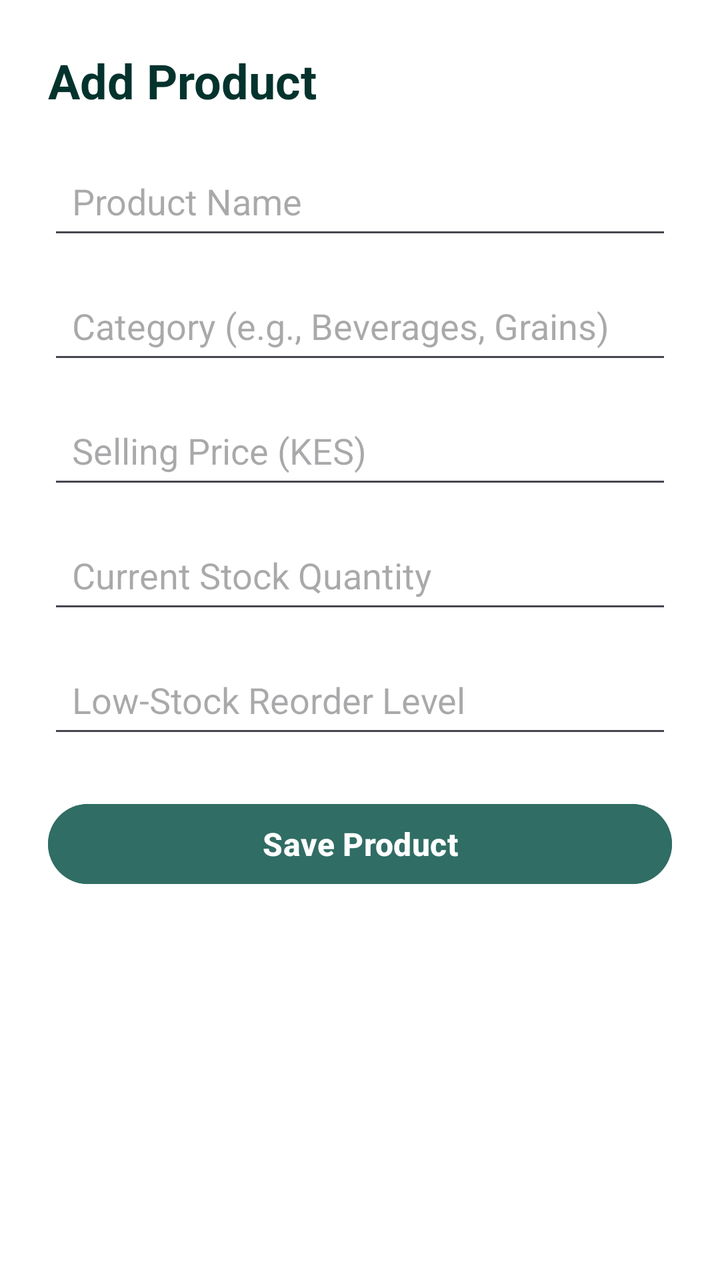
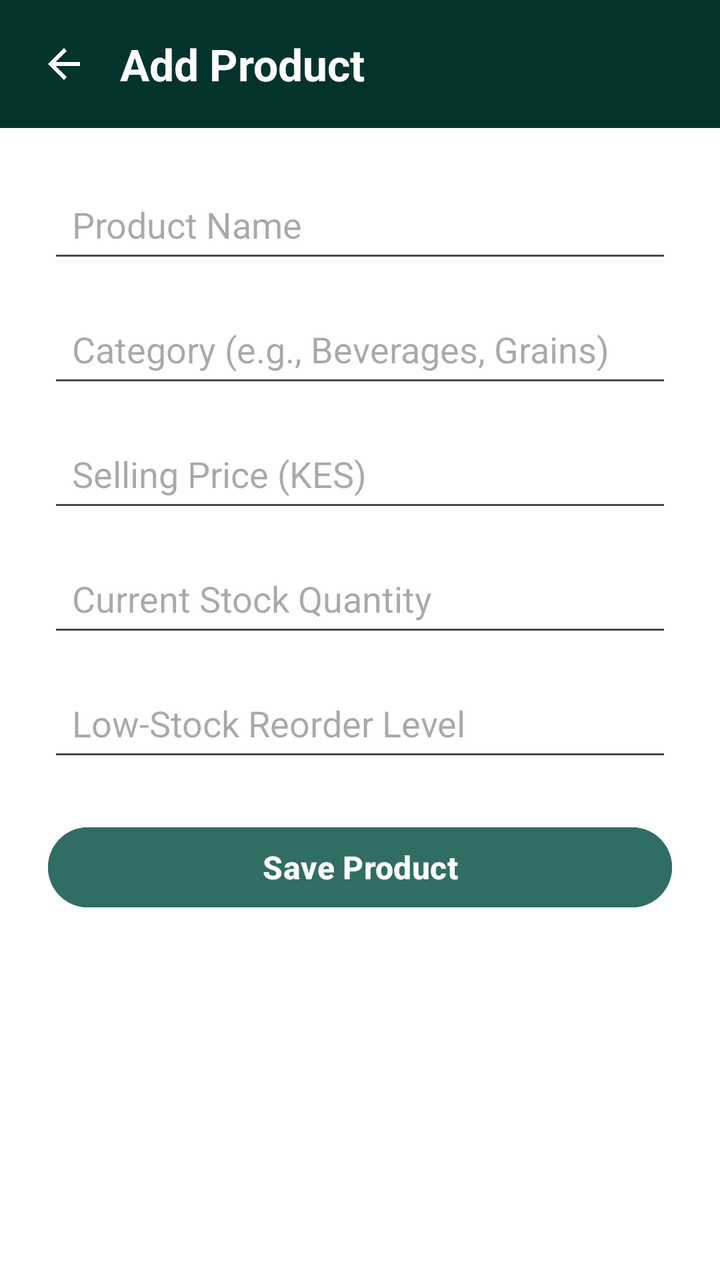

An Android layout rendered at two revisions. The XML below is the earlier revision; the diff shows what the commit changed to produce the second picture.
<!-- AndroidManifest.xml: application theme Theme.StockSense -->
<!-- res/layout/activity_add_edit_product.xml -->
<?xml version="1.0" encoding="utf-8"?>
<ScrollView xmlns:android="http://schemas.android.com/apk/res/android"
    android:layout_width="match_parent"
    android:layout_height="match_parent"
    android:fillViewport="true"
    android:background="@color/white">

    <LinearLayout
        android:layout_width="match_parent"
        android:layout_height="wrap_content"
        android:orientation="vertical"
        android:padding="24dp">

        
        <TextView
            android:id="@+id/tvAddEditTitle"
            android:layout_width="match_parent"
            android:layout_height="wrap_content"
            android:text="@string/title_add_product"
            android:textSize="24sp"
            android:textStyle="bold"
            android:textColor="@color/stocksense_dark"
            android:layout_marginBottom="20dp" />

        
        <EditText
            android:id="@+id/etProductName"
            android:layout_width="match_parent"
            android:layout_height="wrap_content"
            android:minHeight="48dp"
            android:hint="@string/hint_product_name"
            android:inputType="textCapWords"
            android:textColor="@color/stocksense_text"
            android:padding="12dp"
            android:layout_marginBottom="14dp" />

        
        <EditText
            android:id="@+id/etCategory"
            android:layout_width="match_parent"
            android:layout_height="wrap_content"
            android:minHeight="48dp"
            android:hint="@string/hint_category"
            android:inputType="textCapWords"
            android:textColor="@color/stocksense_text"
            android:padding="12dp"
            android:layout_marginBottom="14dp" />

        
        <EditText
            android:id="@+id/etPrice"
            android:layout_width="match_parent"
            android:layout_height="wrap_content"
            android:minHeight="48dp"
            android:hint="@string/hint_price"
            android:inputType="number"
            android:textColor="@color/stocksense_text"
            android:padding="12dp"
            android:layout_marginBottom="14dp" />

        
        <EditText
            android:id="@+id/etStock"
            android:layout_width="match_parent"
            android:layout_height="wrap_content"
            android:minHeight="48dp"
            android:hint="@string/hint_stock"
            android:inputType="number"
            android:textColor="@color/stocksense_text"
            android:padding="12dp"
            android:layout_marginBottom="14dp" />

        
        <EditText
            android:id="@+id/etReorderLevel"
            android:layout_width="match_parent"
            android:layout_height="wrap_content"
            android:minHeight="48dp"
            android:hint="@string/hint_reorder_level"
            android:inputType="number"
            android:textColor="@color/stocksense_text"
            android:padding="12dp"
            android:layout_marginBottom="24dp" />

        
        <Button
            android:id="@+id/btnSaveProduct"
            android:layout_width="match_parent"
            android:layout_height="wrap_content"
            android:minHeight="48dp"
            android:text="@string/btn_save_product"
            android:textColor="@color/white"
            android:backgroundTint="@color/stocksense_primary"
            android:textSize="16sp"
            android:textStyle="bold" />

    </LinearLayout>
</ScrollView>
<!-- resources referenced by this layout -->
<resources>
  <color name="stocksense_dark">#04332D</color>
  <color name="stocksense_primary">#306D64</color>
  <color name="stocksense_text">#040606</color>
  <color name="white">#FFFFFFFF</color>
  <string name="btn_save_product">Save Product</string>
  <string name="hint_category">Category (e.g., Beverages, Grains)</string>
  <string name="hint_price">Selling Price (KES)</string>
  <string name="hint_product_name">Product Name</string>
  <string name="hint_reorder_level">Low-Stock Reorder Level</string>
  <string name="hint_stock">Current Stock Quantity</string>
  <string name="title_add_product">Add Product</string>
  <style name="Theme.StockSense" parent="Base.Theme.StockSense" />
  <style name="Base.Theme.StockSense" parent="Theme.Material3.Light.NoActionBar">
          
          <item name="colorPrimary">@color/stocksense_primary</item>
          <item name="android:forceDarkAllowed" tools:targetApi="q">false</item>
      </style>
</resources>

<!-- the commit's change to res/layout/activity_add_edit_product.xml (unified diff, before → after) -->
@@ -1,26 +1,51 @@
 <?xml version="1.0" encoding="utf-8"?>
-<ScrollView xmlns:android="http://schemas.android.com/apk/res/android"
+<LinearLayout xmlns:android="http://schemas.android.com/apk/res/android"
     android:layout_width="match_parent"
     android:layout_height="match_parent"
-    android:fillViewport="true"
-    android:background="@color/white">
+    android:background="@color/stocksense_dark"
+    android:fitsSystemWindows="true"
+    android:orientation="vertical">
+
+    
+    <LinearLayout
+        android:layout_width="match_parent"
+        android:layout_height="wrap_content"
+        android:background="@color/stocksense_dark"
+        android:gravity="center_vertical"
+        android:orientation="horizontal"
+        android:padding="12dp">
+
+        <ImageButton
+            android:id="@+id/btnBack"
+            android:layout_width="40dp"
+            android:layout_height="40dp"
+            android:background="@android:color/transparent"
+            android:contentDescription="@string/polish_desc_back"
+            android:src="@drawable/ic_arrow_back" />
+
+        <TextView
+            android:id="@+id/tvAddEditTitle"
+            android:layout_width="match_parent"
+            android:layout_height="wrap_content"
+            android:layout_marginStart="8dp"
+            android:text="@string/title_add_product"
+            android:textColor="@color/white"
+            android:textSize="22sp"
+            android:textStyle="bold" />
+    </LinearLayout>
+
+    <ScrollView
+        android:layout_width="match_parent"
+        android:layout_height="0dp"
+        android:layout_weight="1"
+        android:background="@color/white"
+        android:fillViewport="true">
 
     <LinearLayout
         android:layout_width="match_parent"
         android:layout_height="wrap_content"
         android:orientation="vertical"
         android:padding="24dp">
-
-        
-        <TextView
-            android:id="@+id/tvAddEditTitle"
-            android:layout_width="match_parent"
-            android:layout_height="wrap_content"
-            android:text="@string/title_add_product"
-            android:textSize="24sp"
-            android:textStyle="bold"
-            android:textColor="@color/stocksense_dark"
-            android:layout_marginBottom="20dp" />
 
         
         <EditText
@@ -96,3 +121,4 @@
 
     </LinearLayout>
 </ScrollView>
+</LinearLayout>
<!-- resource entries referenced after the edit -->
@@ -4,12 +4,24 @@
   <color name="stocksense_primary">#306D64</color>
   <color name="stocksense_text">#040606</color>
   <color name="white">#FFFFFFFF</color>
+  <!-- drawable ic_arrow_back (drawable) -->
+  <?xml version="1.0" encoding="utf-8"?>
+  <vector xmlns:android="http://schemas.android.com/apk/res/android"
+      android:width="24dp"
+      android:height="24dp"
+      android:viewportWidth="24"
+      android:viewportHeight="24">
+      <path
+          android:fillColor="@android:color/white"
+          android:pathData="M20,11H7.83l5.59,-5.59L12,4l-8,8 8,8 1.41,-1.41L7.83,13H20v-2z" />
+  </vector>
   <string name="btn_save_product">Save Product</string>
   <string name="hint_category">Category (e.g., Beverages, Grains)</string>
   <string name="hint_price">Selling Price (KES)</string>
   <string name="hint_product_name">Product Name</string>
   <string name="hint_reorder_level">Low-Stock Reorder Level</string>
   <string name="hint_stock">Current Stock Quantity</string>
+  <string name="polish_desc_back">Back</string>
   <string name="title_add_product">Add Product</string>
   <style name="Theme.StockSense" parent="Base.Theme.StockSense" />
   <style name="Base.Theme.StockSense" parent="Theme.Material3.Light.NoActionBar">
